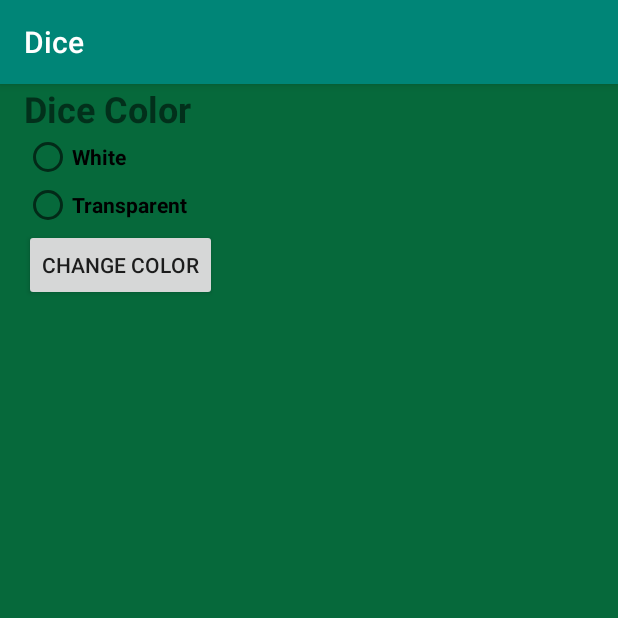
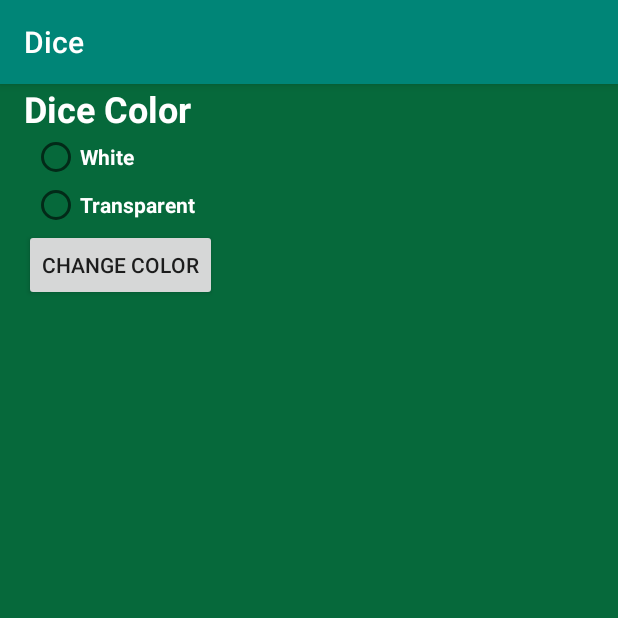
Before and after one commit to lucschulz/Dice, an Android app: the SettingsActivity screen opened directly, with no data from a screen before it, on a phone screen of 412 x 824 dp, the top half of it. Run offline under Robolectric (Android 15) with nearby library versions, the phone set to English and light mode, and no system bars.

```diff
--- a/app/src/main/java/ca/lucschulz/dice/green/Colours.java
+++ b/app/src/main/java/ca/lucschulz/dice/green/Colours.java
@@ -2,7 +2,6 @@ package ca.lucschulz.dice.green;
 
 import org.greenrobot.greendao.annotation.Entity;
 import org.greenrobot.greendao.annotation.Id;
-import org.greenrobot.greendao.annotation.Index;
 import org.greenrobot.greendao.annotation.NotNull;
 import org.greenrobot.greendao.annotation.Generated;
 
--- a/app/src/main/res/layout/activity_settings.xml
+++ b/app/src/main/res/layout/activity_settings.xml
@@ -20,6 +20,7 @@
             android:layout_width="match_parent"
             android:layout_height="wrap_content"
             android:text="@string/text_dice_color_header"
+            android:textColor="@android:color/background_light"
             android:textSize="24sp"
             android:textStyle="bold" />
 
@@ -34,8 +35,10 @@
                 android:id="@+id/radioWhite"
                 android:layout_width="wrap_content"
                 android:layout_height="wrap_content"
+                android:layout_marginStart="5dp"
                 android:checked="false"
                 android:text="@string/radio_colour_white"
+                android:textColor="@android:color/background_light"
                 android:textStyle="bold"
                 tools:layout_editor_absoluteX="80dp"
                 tools:layout_editor_absoluteY="181dp" />
@@ -44,8 +47,10 @@
                 android:id="@+id/radioTransparent"
                 android:layout_width="wrap_content"
                 android:layout_height="wrap_content"
+                android:layout_marginStart="5dp"
                 android:checked="false"
                 android:text="@string/radio_colour_transparent"
+                android:textColor="@android:color/background_light"
                 android:textStyle="bold"
                 tools:layout_editor_absoluteX="80dp"
                 tools:layout_editor_absoluteY="124dp" />
```
Also changed, not shown: app/src/main/java/ca/lucschulz/dice/MainActivity.java (+28 -3 lines), app/src/main/java/ca/lucschulz/dice/Strings.java (added, +10 -0 lines).
